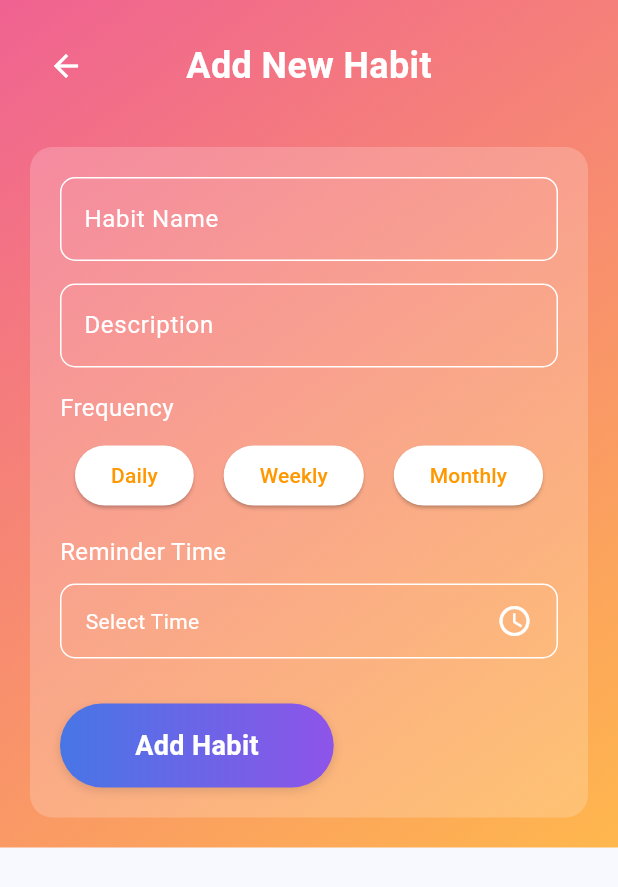
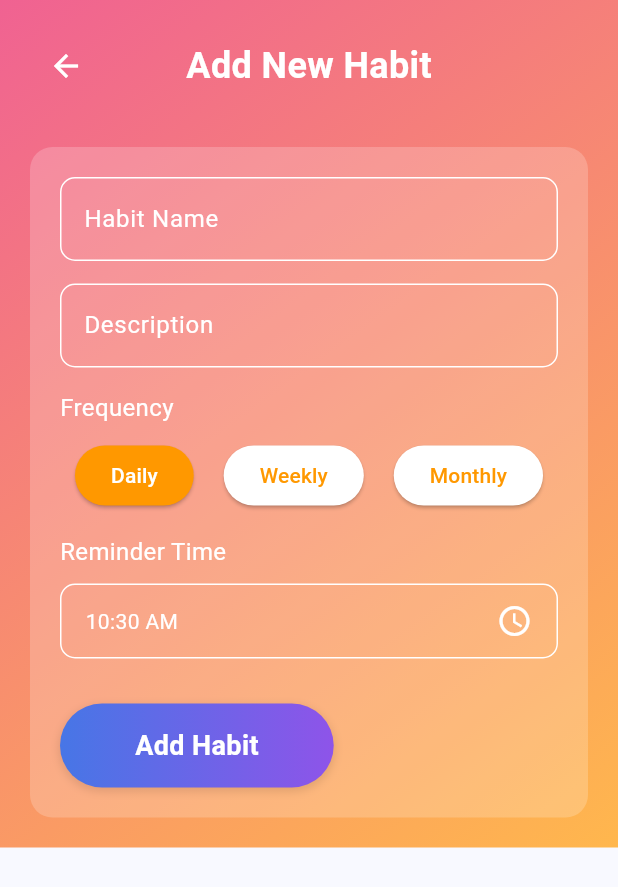
Before and after one commit to emirks/molecular-momentum-web-app, a Flutter app: the AddHabitScreen screen opened by its route, on a phone screen of 412 x 824 dp. Shown: the top 887 px of the screen. Run offline on Flutter 3.47's test engine with Material 3 defaults, Android fonts, the phone set to English and light mode, and no system bars; accounts and stored records are empty.

Commit message:
[feat] Integtrate add habit screen and habit detail screen to backend

```diff
--- a/frontend_flutter/lib/add_habit_screen.dart
+++ b/frontend_flutter/lib/add_habit_screen.dart
@@ -1,8 +1,29 @@
 import 'package:flutter/material.dart';
 import 'custom_button.dart';
+import 'api_service.dart';
 
-class AddHabitScreen extends StatelessWidget {
+
+class AddHabitScreen extends StatefulWidget {
   const AddHabitScreen({Key? key}) : super(key: key);
+
+  @override
+  _AddHabitScreenState createState() => _AddHabitScreenState();
+}
+
+class _AddHabitScreenState extends State<AddHabitScreen> {
+  // Add state variables and controllers here
+  final _formKey = GlobalKey<FormState>();
+  final _nameController = TextEditingController();
+  final _descriptionController = TextEditingController();
+  String _frequency = 'Daily';
+  TimeOfDay _reminderTime = TimeOfDay.now();
+
+  @override
+  void dispose() {
+    _nameController.dispose();
+    _descriptionController.dispose();
+    super.dispose();
+  }
 
   @override
   Widget build(BuildContext context) {
@@ -54,7 +75,9 @@ class AddHabitScreen extends StatelessWidget {
   }
 
   Widget _buildHabitForm(BuildContext context) {
-    return Container(
+    return Form(
+      key: _formKey,
+      child: Container(
         padding: EdgeInsets.all(20),
         decoration: BoxDecoration(
           color: Colors.white.withOpacity(0.2),
@@ -63,9 +86,9 @@ class AddHabitScreen extends StatelessWidget {
         child: Column(
           crossAxisAlignment: CrossAxisAlignment.start,
           children: [
-          _buildTextField('Habit Name'),
+            _buildTextField('Habit Name', _nameController),
             const SizedBox(height: 15),
-          _buildTextField('Description'),
+            _buildTextField('Description', _descriptionController),
             const SizedBox(height: 15),
             Text(
               'Frequency',
@@ -83,18 +106,17 @@ class AddHabitScreen extends StatelessWidget {
             const SizedBox(height: 30),
             CustomButton(
               text: 'Add Habit',
-            onPressed: () {
-              // Handle adding habit logic here
-              Navigator.pop(context);
-            },
+              onPressed: _addHabit,
             ),
           ],
+        ),
       ),
     );
   }
 
-  Widget _buildTextField(String label) {
-    return TextField(
+  Widget _buildTextField(String label, TextEditingController controller) {
+    return TextFormField(
+      controller: controller,
       decoration: InputDecoration(
         labelText: label,
         labelStyle: TextStyle(color: Colors.white),
@@ -108,27 +130,31 @@ class AddHabitScreen extends StatelessWidget {
         ),
       ),
       style: TextStyle(color: Colors.white),
+      validator: (value) {
+        if (value == null || value.isEmpty) {
+          return 'Please enter $label';
+        }
+        return null;
+      },
     );
   }
 
   Widget _buildFrequencyButtons() {
     return Row(
       mainAxisAlignment: MainAxisAlignment.spaceAround,
-      children: [
-        _buildFrequencyButton('Daily'),
-        _buildFrequencyButton('Weekly'),
-        _buildFrequencyButton('Monthly'),
-      ],
+      children: ['Daily', 'Weekly', 'Monthly'].map((freq) =>
+        _buildFrequencyButton(freq)
+      ).toList(),
     );
   }
 
   Widget _buildFrequencyButton(String text) {
     return ElevatedButton(
-      onPressed: () {},
+      onPressed: () => setState(() => _frequency = text),
       child: Text(text),
       style: ElevatedButton.styleFrom(
-        backgroundColor: Colors.white,
-        foregroundColor: Colors.orange,
+        backgroundColor: _frequency == text ? Colors.orange : Colors.white,
+        foregroundColor: _frequency == text ? Colors.white : Colors.orange,
       ),
     );
   }
@@ -138,9 +164,11 @@ class AddHabitScreen extends StatelessWidget {
       onTap: () async {
         TimeOfDay? selectedTime = await showTimePicker(
           context: context,
-          initialTime: TimeOfDay.now(),
+          initialTime: _reminderTime,
         );
-        // Handle selected time
+        if (selectedTime != null) {
+          setState(() => _reminderTime = selectedTime);
+        }
       },
       child: Container(
         padding: EdgeInsets.symmetric(vertical: 12, horizontal: 16),
@@ -152,7 +180,7 @@ class AddHabitScreen extends StatelessWidget {
           mainAxisAlignment: MainAxisAlignment.spaceBetween,
           children: [
             Text(
-              'Select Time',
+              _reminderTime.format(context),
               style: TextStyle(color: Colors.white),
             ),
             Icon(Icons.access_time, color: Colors.white),
@@ -161,4 +189,28 @@ class AddHabitScreen extends StatelessWidget {
       ),
     );
   }
+
+  Future<void> _addHabit() async {
+    if (_formKey.currentState!.validate()) {
+      try {
+        final habitData = {
+          'habit_name': _nameController.text,
+          'description': _descriptionController.text,
+          'frequency': _frequency,
+          'reminder_time': '${_reminderTime.hour}:${_reminderTime.minute}',
+        };
+
+        await ApiService.createHabit(habitData);
+        ScaffoldMessenger.of(context).showSnackBar(
+          SnackBar(content: Text('Habit added successfully!')),
+        );
+        Navigator.pop(context);
+      } catch (e) {
+        print('Error adding habit: $e');
+        ScaffoldMessenger.of(context).showSnackBar(
+          SnackBar(content: Text('Failed to add habit. Please try again.')),
+        );
       }
+    }
+  }
+}
```
Also changed, not shown: frontend_flutter/lib/habit_detail_screen.dart (+3 -7 lines). Lines whose indentation alone changed are shown as unchanged.
